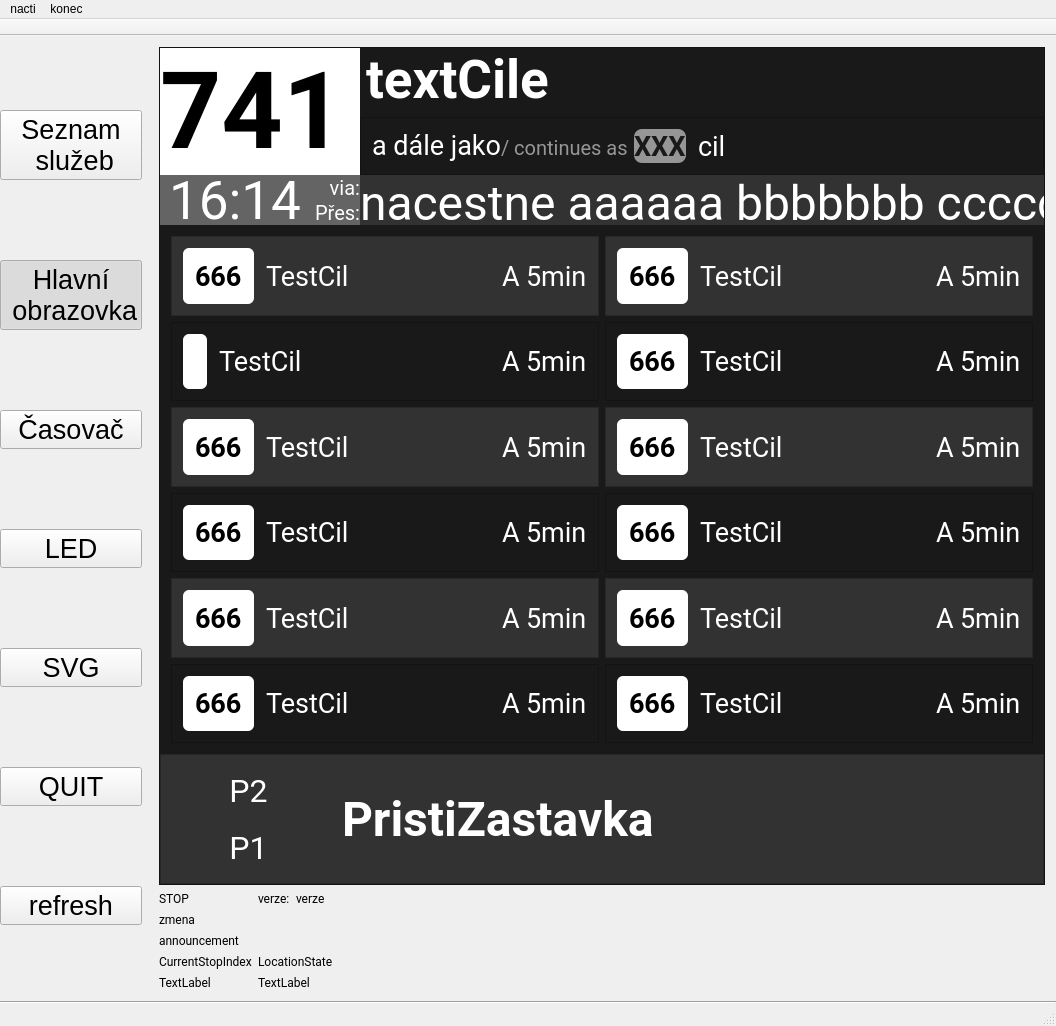
Before: the Qt Designer form mainwindow.ui in frutabruta/VDV301display, drawn with Qt 5.
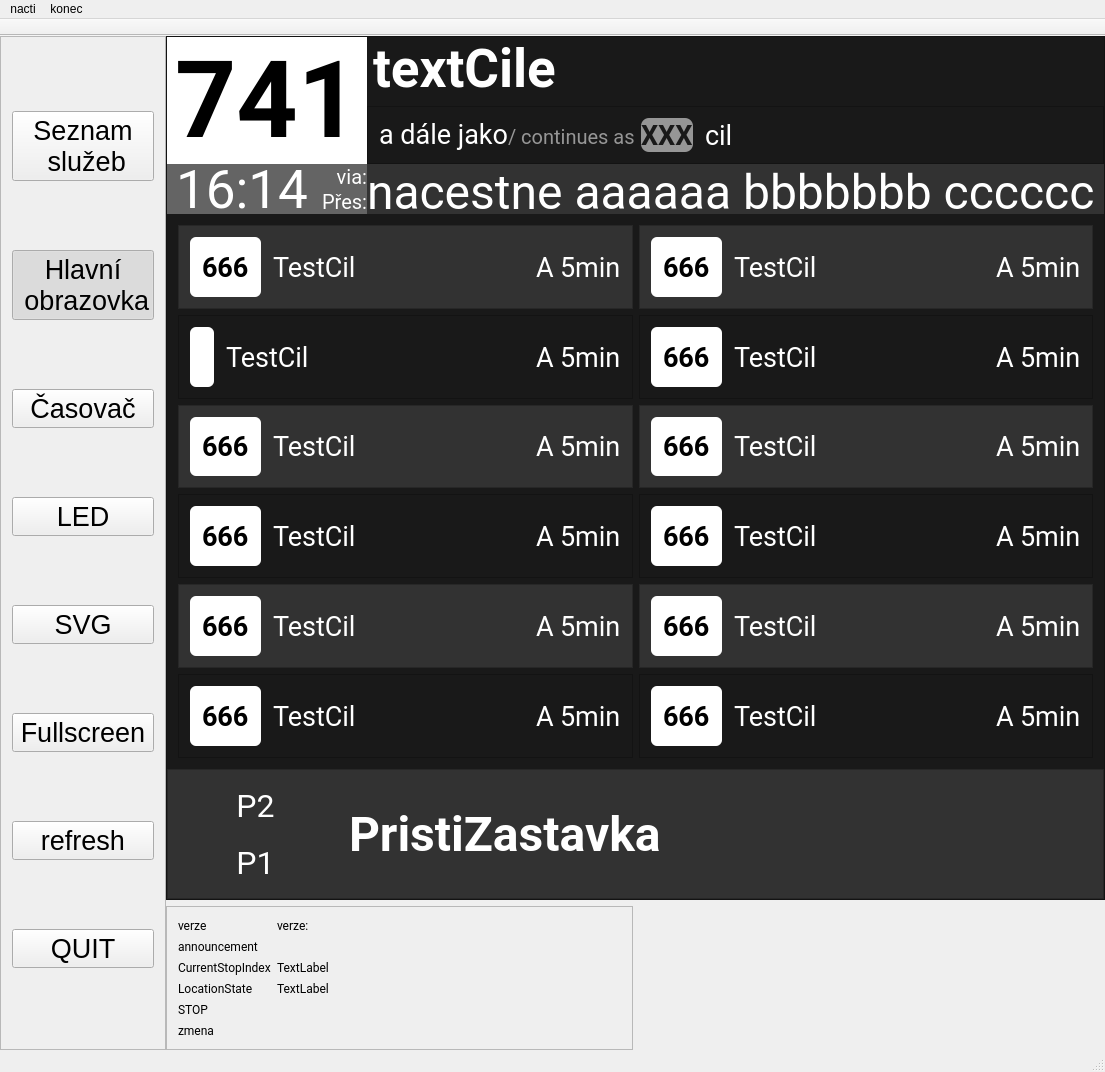
After: the same form once the commit is applied. Icons and pictures are not drawn.

Commit message: -obarvování linky podle příznaku -oprava fce XmlParser::priznakyDoLinky: "true"->true -režim fullscreen (možno aktivovat přes CTRL+F) -vykreslování hodin

```diff
--- a/mainwindow.ui
+++ b/mainwindow.ui
@@ -9,8 +9,8 @@
    <rect>
     <x>0</x>
     <y>0</y>
-    <width>1056</width>
-    <height>1026</height>
+    <width>1105</width>
+    <height>1072</height>
    </rect>
   </property>
   <property name="sizePolicy">
@@ -55,8 +55,29 @@
       </property>
       <item>
        <layout class="QHBoxLayout" name="horizontalLayout_5">
+        <property name="spacing">
+         <number>0</number>
+        </property>
         <item>
          <layout class="QVBoxLayout" name="verticalLayout_4">
+          <property name="spacing">
+           <number>0</number>
+          </property>
+          <item>
+           <widget class="QFrame" name="frame_menu">
+            <property name="sizePolicy">
+             <sizepolicy hsizetype="Preferred" vsizetype="Preferred">
+              <horstretch>0</horstretch>
+              <verstretch>0</verstretch>
+             </sizepolicy>
+            </property>
+            <property name="frameShape">
+             <enum>QFrame::StyledPanel</enum>
+            </property>
+            <property name="frameShadow">
+             <enum>QFrame::Raised</enum>
+            </property>
+            <layout class="QVBoxLayout" name="verticalLayout_13">
           <item>
            <widget class="QPushButton" name="tlacitkoSeznamSluzeb">
             <property name="font">
@@ -153,20 +174,23 @@
            </widget>
           </item>
           <item>
-           <widget class="QPushButton" name="quitTlacitko">
+              <widget class="QPushButton" name="pushButton_fullscreen">
             <property name="font">
              <font>
               <pointsize>20</pointsize>
              </font>
             </property>
             <property name="text">
-             <string>QUIT</string>
-            </property>
-            <property name="checkable">
-             <bool>true</bool>
-            </property>
-            <property name="autoExclusive">
-             <bool>true</bool>
+                <string>Fullscreen</string>
+               </property>
+               <property name="shortcut">
+                <string>Ctrl+F</string>
+               </property>
+               <property name="default">
+                <bool>false</bool>
+               </property>
+               <property name="flat">
+                <bool>false</bool>
             </property>
            </widget>
           </item>
@@ -182,6 +206,27 @@
             </property>
            </widget>
           </item>
+             <item>
+              <widget class="QPushButton" name="quitTlacitko">
+               <property name="font">
+                <font>
+                 <pointsize>20</pointsize>
+                </font>
+               </property>
+               <property name="text">
+                <string>QUIT</string>
+               </property>
+               <property name="checkable">
+                <bool>true</bool>
+               </property>
+               <property name="autoExclusive">
+                <bool>true</bool>
+               </property>
+              </widget>
+             </item>
+            </layout>
+           </widget>
+          </item>
          </layout>
         </item>
         <item>
@@ -200,61 +245,18 @@
             <string notr="true">font-family: roboto,sans;</string>
            </property>
            <layout class="QGridLayout" name="gridLayout_4">
-            <item row="2" column="0">
-             <widget class="QLabel" name="label_zmena">
-              <property name="text">
-               <string>zmena</string>
-              </property>
-             </widget>
-            </item>
-            <item row="4" column="1">
-             <widget class="QLabel" name="label_4">
-              <property name="text">
-               <string>LocationState</string>
-              </property>
-             </widget>
-            </item>
-            <item row="6" column="0">
-             <widget class="QLabel" name="label_currentStopIndex">
-              <property name="text">
-               <string>TextLabel</string>
-              </property>
-             </widget>
-            </item>
-            <item row="3" column="0">
-             <widget class="QLabel" name="label_announcement">
-              <property name="text">
-               <string>announcement</string>
-              </property>
-             </widget>
-            </item>
-            <item row="6" column="1">
-             <widget class="QLabel" name="label_locationState">
-              <property name="text">
-               <string>TextLabel</string>
-              </property>
-             </widget>
-            </item>
-            <item row="4" column="0">
-             <widget class="QLabel" name="label_2">
-              <property name="text">
-               <string>CurrentStopIndex</string>
-              </property>
-             </widget>
-            </item>
-            <item row="1" column="0">
-             <widget class="QLabel" name="label_6">
-              <property name="sizePolicy">
-               <sizepolicy hsizetype="Fixed" vsizetype="Maximum">
-                <horstretch>0</horstretch>
-                <verstretch>0</verstretch>
-               </sizepolicy>
-              </property>
-              <property name="text">
-               <string>STOP</string>
-              </property>
-             </widget>
-            </item>
+            <property name="leftMargin">
+             <number>0</number>
+            </property>
+            <property name="topMargin">
+             <number>0</number>
+            </property>
+            <property name="rightMargin">
+             <number>0</number>
+            </property>
+            <property name="bottomMargin">
+             <number>0</number>
+            </property>
             <item row="0" column="0" colspan="2">
              <widget class="QStackedWidget" name="stackedWidget_obrazovka">
               <property name="sizePolicy">
@@ -384,6 +386,9 @@
                            <property name="text">
                             <string>741</string>
                            </property>
+                           <property name="alignment">
+                            <set>Qt::AlignCenter</set>
+                           </property>
                           </widget>
                          </item>
                          <item row="2" column="1">
@@ -2964,9 +2969,78 @@
               </widget>
              </widget>
             </item>
+            <item row="4" column="0">
+             <widget class="QFrame" name="frame_debug">
+              <property name="frameShape">
+               <enum>QFrame::StyledPanel</enum>
+              </property>
+              <property name="frameShadow">
+               <enum>QFrame::Raised</enum>
+              </property>
+              <layout class="QFormLayout" name="formLayout">
+               <item row="2" column="0">
+                <widget class="QLabel" name="label_announcement">
+                 <property name="text">
+                  <string>announcement</string>
+                 </property>
+                </widget>
+               </item>
+               <item row="7" column="0">
+                <widget class="QLabel" name="label_6">
+                 <property name="sizePolicy">
+                  <sizepolicy hsizetype="Fixed" vsizetype="Maximum">
+                   <horstretch>0</horstretch>
+                   <verstretch>0</verstretch>
+                  </sizepolicy>
+                 </property>
+                 <property name="text">
+                  <string>STOP</string>
+                 </property>
+                </widget>
+               </item>
+               <item row="10" column="0">
+                <widget class="QLabel" name="label_zmena">
+                 <property name="text">
+                  <string>zmena</string>
+                 </property>
+                </widget>
+               </item>
+               <item row="3" column="0">
+                <widget class="QLabel" name="label_2">
+                 <property name="text">
+                  <string>CurrentStopIndex</string>
+                 </property>
+                </widget>
+               </item>
+               <item row="3" column="1">
+                <widget class="QLabel" name="label_currentStopIndex">
+                 <property name="text">
+                  <string>TextLabel</string>
+                 </property>
+                </widget>
+               </item>
+               <item row="4" column="0">
+                <widget class="QLabel" name="label_4">
+                 <property name="text">
+                  <string>LocationState</string>
+                 </property>
+                </widget>
+               </item>
+               <item row="4" column="1">
+                <widget class="QLabel" name="label_locationState">
+                 <property name="text">
+                  <string>TextLabel</string>
+                 </property>
+                </widget>
+               </item>
+               <item row="1" column="0">
+                <widget class="QLabel" name="label_build">
+                 <property name="text">
+                  <string>verze</string>
+                 </property>
+                </widget>
+               </item>
             <item row="1" column="1">
-             <layout class="QHBoxLayout" name="horizontalLayout_12">
-              <item>
                <widget class="QLabel" name="label_10">
                 <property name="sizePolicy">
                  <sizepolicy hsizetype="Maximum" vsizetype="Preferred">
@@ -2979,14 +3053,8 @@
                 </property>
                </widget>
               </item>
-              <item>
-               <widget class="QLabel" name="label_build">
-                <property name="text">
-                 <string>verze</string>
-                </property>
-               </widget>
-              </item>
-             </layout>
+              </layout>
+             </widget>
             </item>
            </layout>
           </widget>
@@ -3779,17 +3847,41 @@
         </item>
        </layout>
       </item>
-      <item>
-       <widget class="Line" name="line">
-        <property name="orientation">
-         <enum>Qt::Horizontal</enum>
-        </property>
-       </widget>
-      </item>
      </layout>
     </item>
    </layout>
   </widget>
+  <widget class="QToolBar" name="mainToolBar">
+   <property name="enabled">
+    <bool>true</bool>
+   </property>
+   <property name="sizePolicy">
+    <sizepolicy hsizetype="Preferred" vsizetype="Minimum">
+     <horstretch>0</horstretch>
+     <verstretch>0</verstretch>
+    </sizepolicy>
+   </property>
+   <property name="movable">
+    <bool>false</bool>
+   </property>
+   <property name="floatable">
+    <bool>false</bool>
+   </property>
+   <attribute name="toolBarArea">
+    <enum>TopToolBarArea</enum>
+   </attribute>
+   <attribute name="toolBarBreak">
+    <bool>false</bool>
+   </attribute>
+  </widget>
+  <widget class="QStatusBar" name="statusBar">
+   <property name="enabled">
+    <bool>false</bool>
+   </property>
+   <property name="sizeGripEnabled">
+    <bool>true</bool>
+   </property>
+  </widget>
   <widget class="QMenuBar" name="menuBar">
    <property name="enabled">
     <bool>true</bool>
@@ -3798,7 +3890,7 @@
     <rect>
      <x>0</x>
      <y>0</y>
-     <width>1056</width>
+     <width>1105</width>
      <height>21</height>
     </rect>
    </property>
@@ -3821,37 +3913,6 @@
    <addaction name="menunacti"/>
    <addaction name="menukonec"/>
   </widget>
-  <widget class="QToolBar" name="mainToolBar">
-   <property name="enabled">
-    <bool>true</bool>
-   </property>
-   <property name="sizePolicy">
-    <sizepolicy hsizetype="Preferred" vsizetype="Minimum">
-     <horstretch>0</horstretch>
-     <verstretch>0</verstretch>
-    </sizepolicy>
-   </property>
-   <property name="movable">
-    <bool>false</bool>
-   </property>
-   <property name="floatable">
-    <bool>false</bool>
-   </property>
-   <attribute name="toolBarArea">
-    <enum>TopToolBarArea</enum>
-   </attribute>
-   <attribute name="toolBarBreak">
-    <bool>false</bool>
-   </attribute>
-  </widget>
-  <widget class="QStatusBar" name="statusBar">
-   <property name="enabled">
-    <bool>false</bool>
-   </property>
-   <property name="sizeGripEnabled">
-    <bool>true</bool>
-   </property>
-  </widget>
   <action name="actiontestPolozka">
    <property name="text">
     <string>testPolozka</string>
```
Left out of the diff: 2 changed lines with no effect on the pictures. Lines whose indentation alone changed are shown as unchanged. The commit also changes 6 other files.
